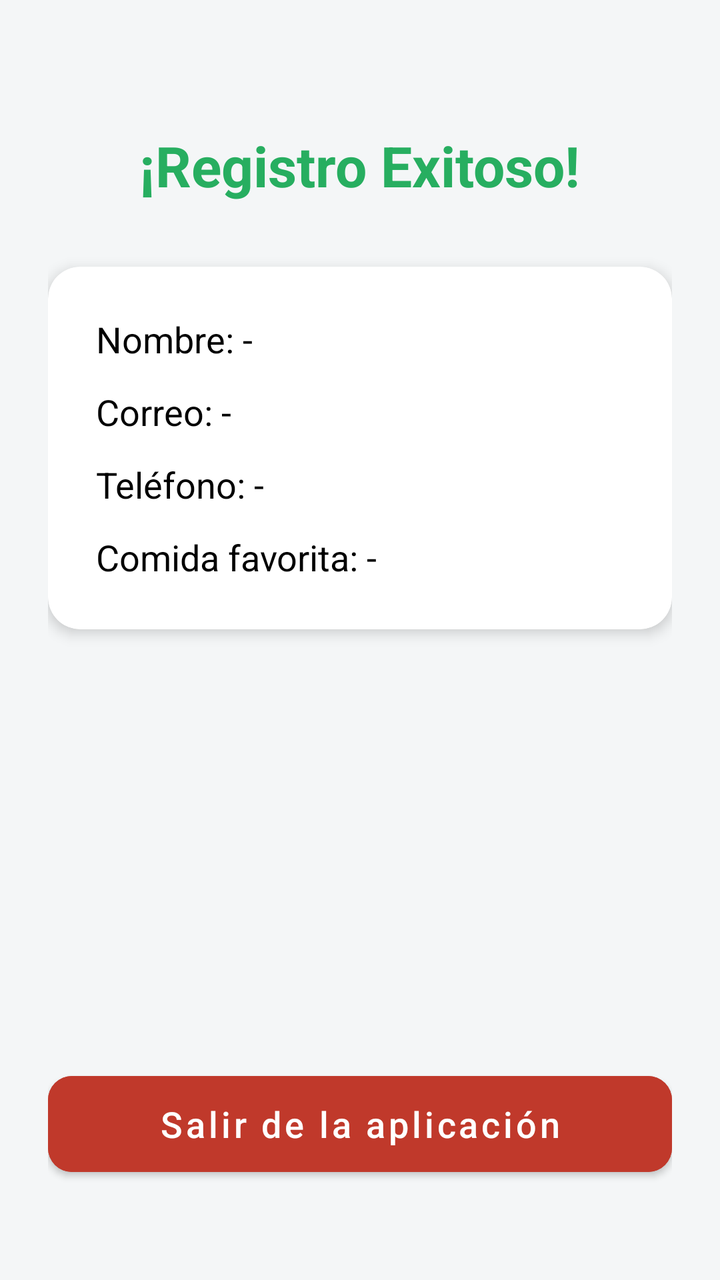
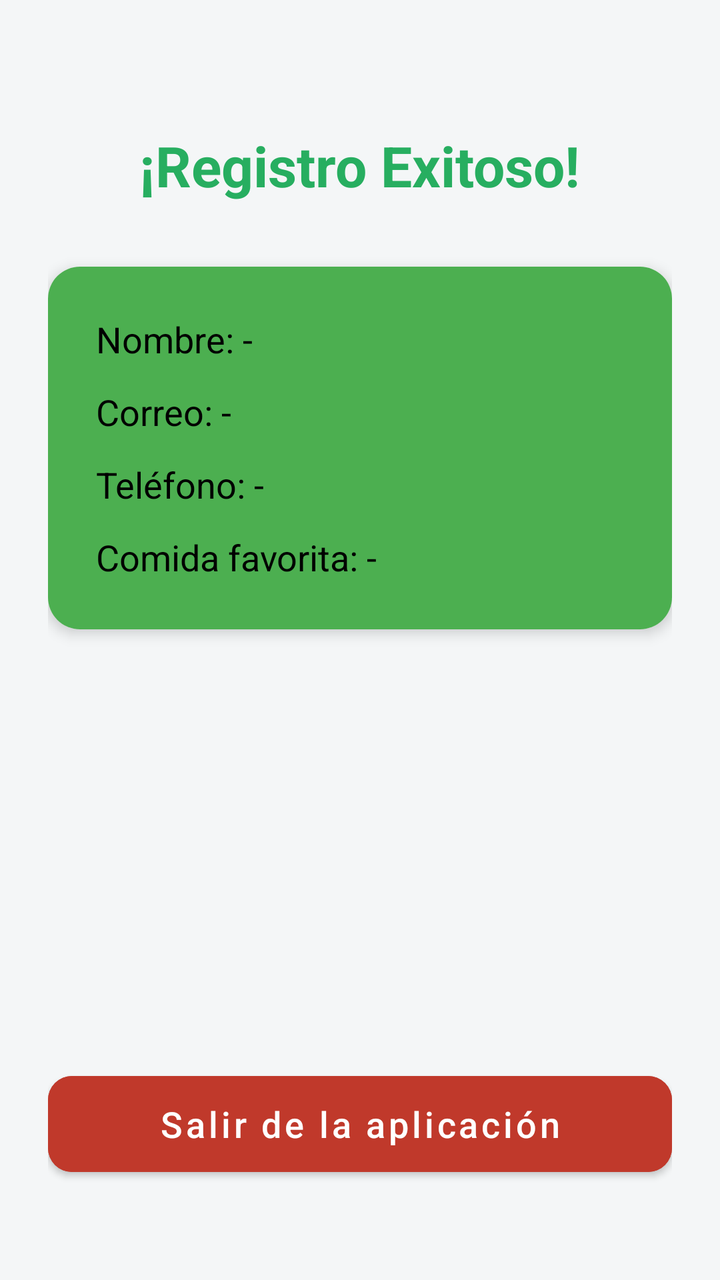

Before-and-after screenshots of an Android layout around one commit, followed by the original layout XML and the change that was made.
<!-- AndroidManifest.xml: activity theme Theme.Restaurant -->
<!-- res/layout/activity_confirmacion.xml -->
<?xml version="1.0" encoding="utf-8"?>
<LinearLayout xmlns:android="http://schemas.android.com/apk/res/android"
    xmlns:app="http://schemas.android.com/apk/res-auto"
    android:layout_width="match_parent"
    android:layout_height="match_parent"
    android:orientation="vertical"
    android:padding="24dp"
    android:background="#F4F6F7">

    <TextView
        android:layout_width="wrap_content"
        android:layout_height="wrap_content"
        android:text="¡Registro Exitoso!"
        android:textSize="28sp"
        android:textStyle="bold"
        android:textColor="#27AE60"
        android:layout_gravity="center_horizontal"
        android:layout_marginTop="40dp"
        android:layout_marginBottom="32dp" />

    <com.google.android.material.card.MaterialCardView
        android:layout_width="match_parent"
        android:layout_height="wrap_content"
        app:cardCornerRadius="16dp"
        app:cardElevation="4dp"
        android:layout_marginBottom="32dp">

        <LinearLayout
            android:layout_width="match_parent"
            android:layout_height="wrap_content"
            android:orientation="vertical"
            android:padding="24dp">

            <TextView
                android:id="@+id/tvResumenNombre"
                android:layout_width="match_parent"
                android:layout_height="wrap_content"
                android:text="Nombre: -"
                android:textSize="18sp"
                android:textColor="#000000"
                android:layout_marginBottom="12dp" />

            <TextView
                android:id="@+id/tvResumenEmail"
                android:layout_width="match_parent"
                android:layout_height="wrap_content"
                android:text="Correo: -"
                android:textSize="18sp"
                android:textColor="#000000"
                android:layout_marginBottom="12dp" />

            <TextView
                android:id="@+id/tvResumenTelefono"
                android:layout_width="match_parent"
                android:layout_height="wrap_content"
                android:text="Teléfono: -"
                android:textSize="18sp"
                android:textColor="#000000"
                android:layout_marginBottom="12dp" />

            <TextView
                android:id="@+id/tvResumenComida"
                android:layout_width="match_parent"
                android:layout_height="wrap_content"
                android:text="Comida favorita: -"
                android:textSize="18sp"
                android:textColor="#000000" />

        </LinearLayout>
    </com.google.android.material.card.MaterialCardView>

    <View
        android:layout_width="0dp"
        android:layout_height="0dp"
        android:layout_weight="1" />

    <com.google.android.material.button.MaterialButton
        android:id="@+id/btnSalir"
        android:layout_width="match_parent"
        android:layout_height="60dp"
        android:text="Salir de la aplicación"
        android:textAllCaps="false"
        android:textSize="18sp"
        android:backgroundTint="#C0392B"
        app:cornerRadius="12dp"
        android:layout_marginBottom="24dp" />

</LinearLayout>
<!-- resources referenced by this layout -->
<resources>
  <style name="Theme.Restaurant" parent="Theme.MaterialComponents.DayNight.NoActionBar">
          
          <item name="colorPrimary">#E67E22</item>
          <item name="colorPrimaryVariant">#D35400</item>
          <item name="colorOnPrimary">@android:color/white</item>
          
          <item name="colorSecondary">#27AE60</item>
          <item name="colorSecondaryVariant">#1E8449</item>
          <item name="colorOnSecondary">@android:color/white</item>
          
          <item name="android:statusBarColor">?attr/colorPrimaryVariant</item>
      </style>
</resources>

<!-- the commit's change to res/layout/activity_confirmacion.xml (unified diff, before → after) -->
@@ -28,6 +28,7 @@
         <LinearLayout
             android:layout_width="match_parent"
             android:layout_height="wrap_content"
+            android:background="#4CAF50"
             android:orientation="vertical"
             android:padding="24dp">
 
@@ -35,36 +36,36 @@
                 android:id="@+id/tvResumenNombre"
                 android:layout_width="match_parent"
                 android:layout_height="wrap_content"
+                android:layout_marginBottom="12dp"
                 android:text="Nombre: -"
-                android:textSize="18sp"
                 android:textColor="#000000"
-                android:layout_marginBottom="12dp" />
+                android:textSize="18sp" />
 
             <TextView
                 android:id="@+id/tvResumenEmail"
                 android:layout_width="match_parent"
                 android:layout_height="wrap_content"
+                android:layout_marginBottom="12dp"
                 android:text="Correo: -"
-                android:textSize="18sp"
                 android:textColor="#000000"
-                android:layout_marginBottom="12dp" />
+                android:textSize="18sp" />
 
             <TextView
                 android:id="@+id/tvResumenTelefono"
                 android:layout_width="match_parent"
                 android:layout_height="wrap_content"
+                android:layout_marginBottom="12dp"
                 android:text="Teléfono: -"
-                android:textSize="18sp"
                 android:textColor="#000000"
-                android:layout_marginBottom="12dp" />
+                android:textSize="18sp" />
 
             <TextView
                 android:id="@+id/tvResumenComida"
                 android:layout_width="match_parent"
                 android:layout_height="wrap_content"
                 android:text="Comida favorita: -"
-                android:textSize="18sp"
-                android:textColor="#000000" />
+                android:textColor="#000000"
+                android:textSize="18sp" />
 
         </LinearLayout>
     </com.google.android.material.card.MaterialCardView>
